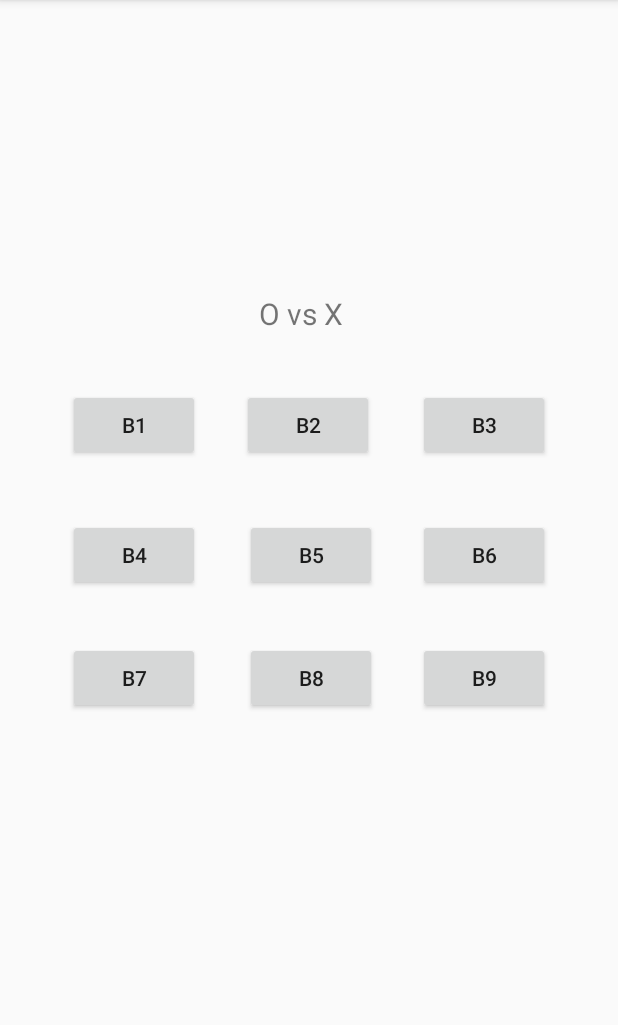
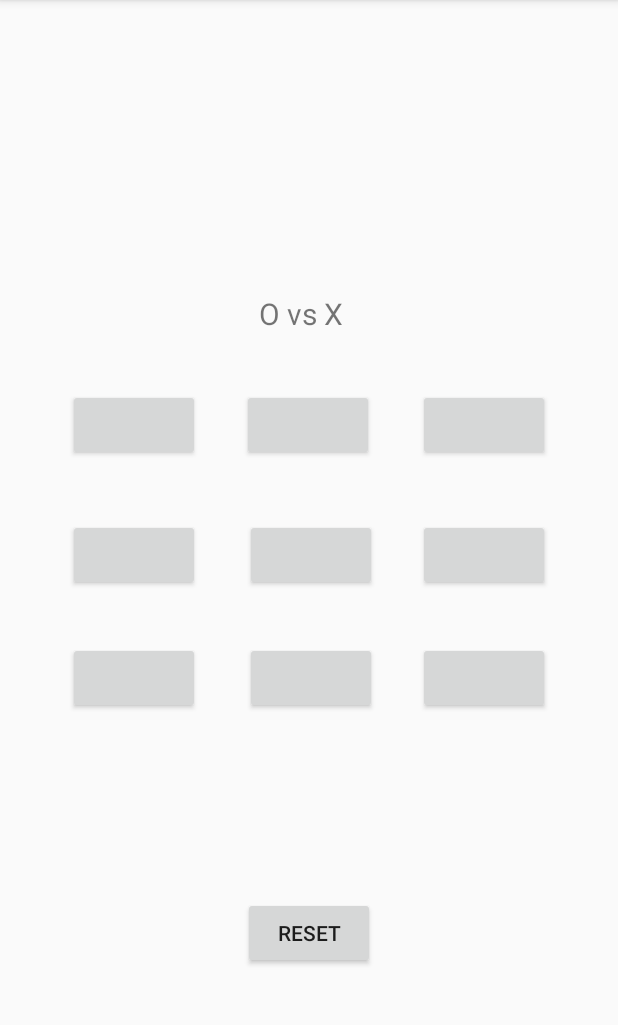
Before and after one commit to YuichiHamamoto/COM-S-309-Project, an Android app: the screen it shows after launch (MainActivity), on a phone screen of 412 x 824 dp, the part 84-1109 px from its top. Run offline under Robolectric (Android 15) with nearby library versions, the light colour scheme and no system bars.

Commit message:
comment on the code

```diff
--- a/Experiments/yuichi/tictactoe/app/src/main/res/layout/activity_main.xml
+++ b/Experiments/yuichi/tictactoe/app/src/main/res/layout/activity_main.xml
@@ -10,7 +10,7 @@
         android:id="@+id/b7"
         android:layout_width="wrap_content"
         android:layout_height="wrap_content"
-        android:text="B7"
+        android:text=""
         android:onClick="b7"
         app:layout_constraintBottom_toBottomOf="parent"
         app:layout_constraintEnd_toEndOf="parent"
@@ -23,7 +23,7 @@
         android:id="@+id/b6"
         android:layout_width="wrap_content"
         android:layout_height="wrap_content"
-        android:text="B6"
+        android:text=""
         android:onClick="b6"
         app:layout_constraintBottom_toBottomOf="parent"
         app:layout_constraintEnd_toEndOf="parent"
@@ -36,7 +36,7 @@
         android:id="@+id/b3"
         android:layout_width="wrap_content"
         android:layout_height="wrap_content"
-        android:text="B3"
+        android:text=""
         android:onClick="b3"
         app:layout_constraintBottom_toBottomOf="parent"
         app:layout_constraintEnd_toEndOf="parent"
@@ -49,7 +49,7 @@
         android:id="@+id/b2"
         android:layout_width="wrap_content"
         android:layout_height="wrap_content"
-        android:text="B2"
+        android:text=""
         android:onClick="b2"
         app:layout_constraintBottom_toBottomOf="parent"
         app:layout_constraintEnd_toEndOf="parent"
@@ -62,7 +62,7 @@
         android:id="@+id/b1"
         android:layout_width="wrap_content"
         android:layout_height="wrap_content"
-        android:text="b1"
+        android:text=""
         android:onClick="b1"
         app:layout_constraintBottom_toBottomOf="parent"
         app:layout_constraintEnd_toEndOf="parent"
@@ -75,7 +75,7 @@
         android:id="@+id/b5"
         android:layout_width="wrap_content"
         android:layout_height="wrap_content"
-        android:text="B5"
+        android:text=""
         android:onClick="b5"
         app:layout_constraintBottom_toBottomOf="parent"
         app:layout_constraintEnd_toEndOf="parent"
@@ -88,7 +88,7 @@
         android:id="@+id/b4"
         android:layout_width="wrap_content"
         android:layout_height="wrap_content"
-        android:text="B4"
+        android:text=""
         android:onClick="b4"
         app:layout_constraintBottom_toBottomOf="parent"
         app:layout_constraintEnd_toEndOf="parent"
@@ -101,7 +101,7 @@
         android:id="@+id/b8"
         android:layout_width="wrap_content"
         android:layout_height="wrap_content"
-        android:text="B8"
+        android:text=""
         android:onClick="b8"
         app:layout_constraintBottom_toBottomOf="parent"
         app:layout_constraintEnd_toEndOf="parent"
@@ -114,7 +114,7 @@
         android:id="@+id/b9"
         android:layout_width="wrap_content"
         android:layout_height="wrap_content"
-        android:text="B9"
+        android:text=""
         android:onClick="b9"
         app:layout_constraintBottom_toBottomOf="parent"
         app:layout_constraintEnd_toEndOf="parent"
@@ -134,4 +134,15 @@
         app:layout_constraintStart_toStartOf="parent"
         app:layout_constraintTop_toTopOf="parent"
         app:layout_constraintVertical_bias="0.266" />
+
+    <Button
+        android:id="@+id/buttonReset"
+        android:layout_width="wrap_content"
+        android:layout_height="wrap_content"
+        android:text="Reset"
+        android:onClick="reset"
+        app:layout_constraintBottom_toBottomOf="parent"
+        app:layout_constraintEnd_toEndOf="parent"
+        app:layout_constraintStart_toStartOf="parent"
+        app:layout_constraintTop_toBottomOf="@+id/b8" />
 </androidx.constraintlayout.widget.ConstraintLayout>
```
Also changed, not shown: Backend/SpringBootBackend/src/main/java/com/spring/backend/app/ExampleSocket.java (+4 -11 lines), Experiments/yuichi/tictactoe/app/src/main/java/com/example/tic_tac_toe/MainActivity.java (+24 -1 lines), 9 other files.
